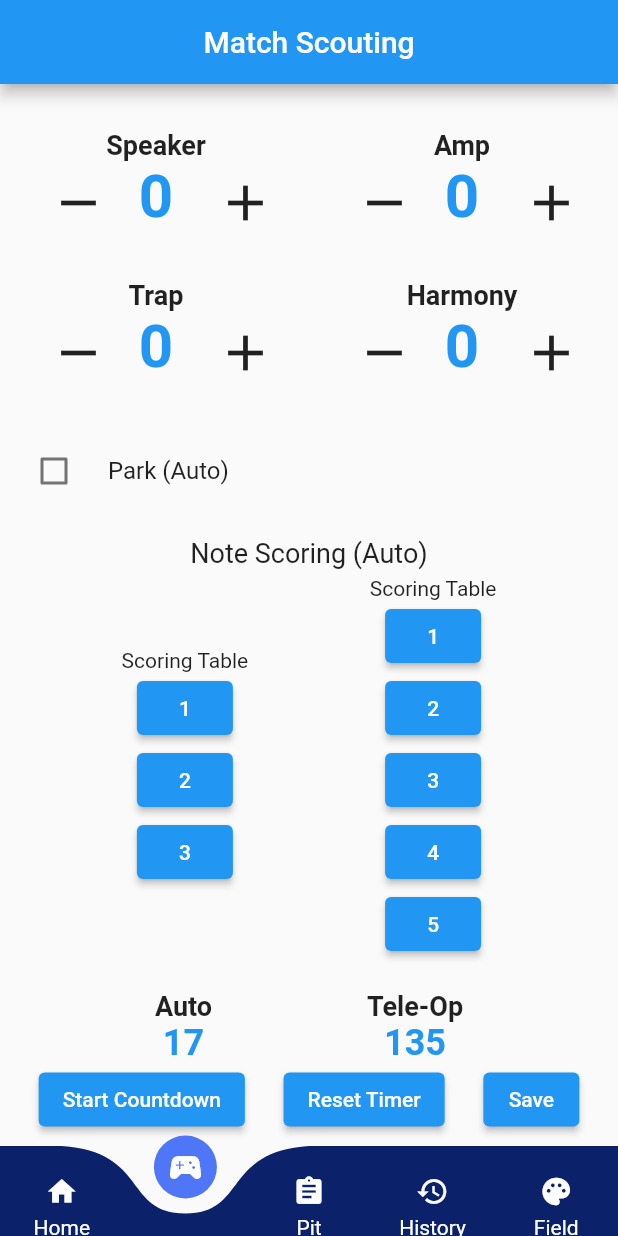
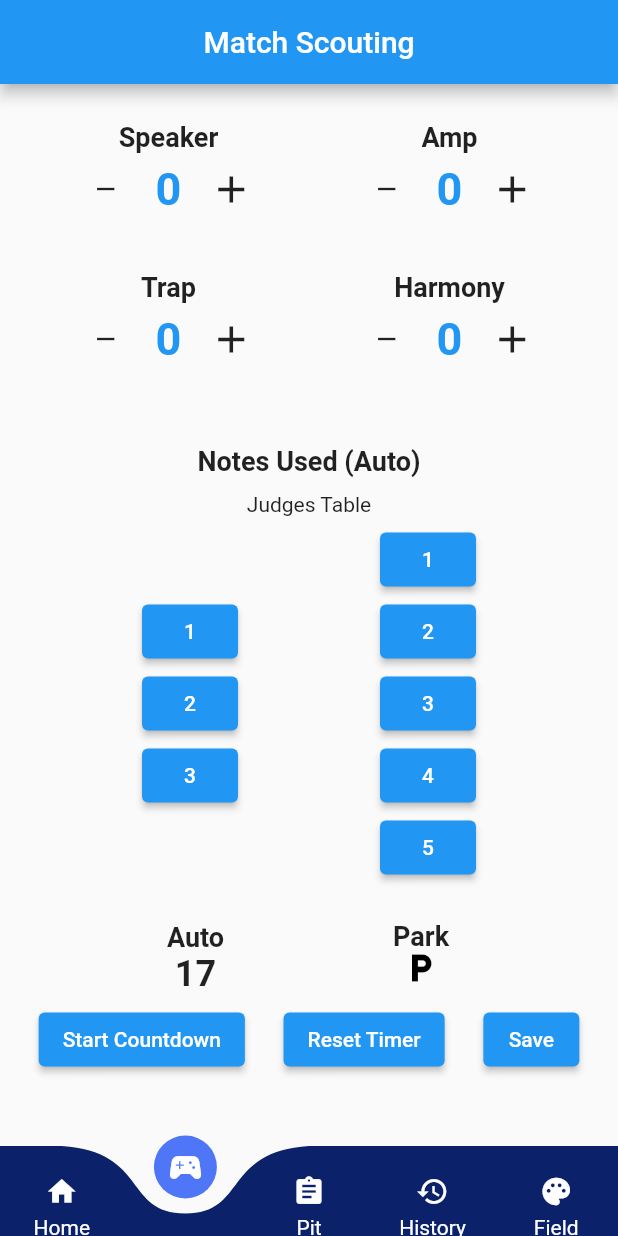
Before and after one commit to Team-Optix-3749/Optix-Scouting, a Flutter app: the screen it shows after launch, swiped to page 2, on a phone screen of 412 x 824 dp. Run offline on Flutter 3.47's test engine with Material 2 defaults, Android fonts, the phone set to English and light mode, and no system bars; drawn by our look-alikes of curved_navigation_bar; our stand-ins replace carousel_slider, dropdown_button2, flutter_slidable, gallery_saver, image_picker, permission_handler and 1 more; missing offline and left inert: flutter_octicons, image_painter; project files that could hold a hidden picture were left out.

Commit message:
rewrok ui

```diff
--- a/lib/pages/match.dart
+++ b/lib/pages/match.dart
@@ -167,7 +167,7 @@ class _MatchState extends State<Match> {
           mainAxisAlignment: MainAxisAlignment.center,
           crossAxisAlignment: CrossAxisAlignment.center,
           children: [
-            SizedBox(height: 30),
+            SizedBox(height: 25),
             Row(
               mainAxisAlignment: MainAxisAlignment.spaceEvenly,
               children: [
@@ -188,25 +188,6 @@ class _MatchState extends State<Match> {
                 _buildCounter("Harmony", harmonyCount),
               ],
             ),
-            Row(
-              mainAxisAlignment: MainAxisAlignment.center,
-              children: [
-                Flexible(
-                  fit: FlexFit.loose,
-                  child: CheckboxListTile(
-
-                    title: const Text("Park (Auto)"),
-                    value: park,
-                    onChanged: (newValue) {
-                      setState(() {
-                        park = newValue!;
-                      });
-                    },
-                    controlAffinity: ListTileControlAffinity.leading,
-                  ),
-                )
-              ],
-            ),
             if (_teleOpDuration > 25)
               NoteMapping(
                 threeNotes: _threeNotes,
@@ -224,8 +205,47 @@ class _MatchState extends State<Match> {
             Row(
               mainAxisAlignment: MainAxisAlignment.spaceEvenly,
               children: [
-                _buildTimer("Auto", _autoDuration),
-                _buildTimer("Tele-Op", _teleOpDuration),
+                if (isAuto)
+                  _buildTimer("Auto", _autoDuration)
+                else
+                  _buildTimer("Tele-Op", _teleOpDuration),
+                if (isAuto)
+                  Container(
+                    width: 40,
+                    height: 60,
+                    child: Stack(
+                      children: [
+                        const Positioned.fill(
+                          top: -30,
+                          child: Align(
+                            child: Text(
+                              "Park",
+                              style: TextStyle(
+                                fontSize: 18,
+                                fontWeight: FontWeight.bold,
+                              ),
+                            ),
+                          ),
+                        ),
+                        Positioned.fill(
+                          top: 12,
+                          child: IconButton(
+                            icon: Icon(
+                              Icons.local_parking,
+                              color: (park) ? Colors.blue : Colors.black,
+                            ),
+                            onPressed: () {
+                              setState(() {
+                                park = !park;
+                              });
+                            },
+
+                            // controlAffinity: ListTileControlAffinity.leading,
+                          ),
+                        ),
+                      ],
+                    ),
+                  ),
               ],
             ),
             Row(mainAxisAlignment: MainAxisAlignment.spaceEvenly, children: [
@@ -280,7 +300,7 @@ class _MatchState extends State<Match> {
 
   Widget _buildCounter(String label, int count) {
     return SizedBox(
-      width: 200,
+      width: 150,
       height: 100,
       child: Column(
         children: [
@@ -313,12 +333,12 @@ class _MatchState extends State<Match> {
                     }
                   });
                 },
-                icon: Icon(Icons.remove, size: 40),
+                icon: Icon(Icons.remove, size: 20),
               ),
               Text(
                 count.toString(),
                 style: TextStyle(
-                  fontSize: 40,
+                  fontSize: 30,
                   fontWeight: FontWeight.bold,
                   color: Colors.blue,
                 ),
@@ -345,7 +365,7 @@ class _MatchState extends State<Match> {
                     }
                   });
                 },
-                icon: Icon(Icons.add, size: 40),
+                icon: Icon(Icons.add, size: 30),
               ),
             ],
           ),
@@ -360,8 +380,7 @@ class _MatchState extends State<Match> {
         Text(label,
             style: TextStyle(fontSize: 18, fontWeight: FontWeight.bold)),
         Text(duration.toString(),
-            style: TextStyle(
-                fontSize: 24, fontWeight: FontWeight.bold, color: Colors.blue)),
+            style: TextStyle(fontSize: 24, fontWeight: FontWeight.bold)),
       ],
     );
   }
--- a/lib/pages/noteMapping.dart
+++ b/lib/pages/noteMapping.dart
@@ -10,11 +10,16 @@ class NoteMapping extends StatefulWidget {
   final Function setFiveNotes;
   final bool isRightSide;
 
-  const NoteMapping({super.key, required this.threeNotes, required this.fiveNotes, required this.setThreeNotes, required this.setFiveNotes, required this.isRightSide});
+  const NoteMapping(
+      {super.key,
+      required this.threeNotes,
+      required this.fiveNotes,
+      required this.setThreeNotes,
+      required this.setFiveNotes,
+      required this.isRightSide});
 }
 
 class _NoteMappingState extends State<NoteMapping> {
-
   @override
   Widget build(BuildContext context) {
     bool isRightSide = widget.isRightSide;
@@ -25,12 +30,15 @@ class _NoteMappingState extends State<NoteMapping> {
           padding:
               EdgeInsets.only(top: 16.0), // Adjust the top padding as needed
           child: Text(
-            'Note Scoring (Auto)',
+            'Notes Used (Auto)',
             style: TextStyle(
+              fontWeight: FontWeight.bold,
               fontSize: 18, // You can adjust the font size as needed
             ),
           ),
         ),
+        const SizedBox(height: 10),
+        const Text("Judges Table"),
         const SizedBox(height: 5),
         Row(
           mainAxisAlignment: MainAxisAlignment.spaceEvenly,
@@ -38,16 +46,25 @@ class _NoteMappingState extends State<NoteMapping> {
             Column(
               crossAxisAlignment: CrossAxisAlignment.center,
               children: [
-                const Text('Scoring Table'),
-                for (int i=1; i<=((!isRightSide)?5:3); i++)
-                  buildButtons([i], (!isRightSide) ? widget.fiveNotes : widget.threeNotes,  (!isRightSide) ? widget.setFiveNotes : widget.setThreeNotes),
+                for (int i = 1; i <= ((!isRightSide) ? 5 : 3); i++)
+                  buildButtons(
+                      [i],
+                      (!isRightSide) ? widget.fiveNotes : widget.threeNotes,
+                      (!isRightSide)
+                          ? widget.setFiveNotes
+                          : widget.setThreeNotes),
               ],
             ),
             Column(
               crossAxisAlignment: CrossAxisAlignment.center,
               children: [
-                const Text('Scoring Table'),
-                for (int i=1; i<=((isRightSide)?5:3); i++) buildButtons([i], (isRightSide) ? widget.fiveNotes : widget.threeNotes,  (isRightSide) ? widget.setFiveNotes : widget.setThreeNotes),
+                for (int i = 1; i <= ((isRightSide) ? 5 : 3); i++)
+                  buildButtons(
+                      [i],
+                      (isRightSide) ? widget.fiveNotes : widget.threeNotes,
+                      (isRightSide)
+                          ? widget.setFiveNotes
+                          : widget.setThreeNotes),
               ],
             ),
           ],
@@ -56,7 +73,8 @@ class _NoteMappingState extends State<NoteMapping> {
     );
   }
 
-  Widget buildButtons(List<int> numbers, List<int> notesList, Function setNotesList) {
+  Widget buildButtons(
+      List<int> numbers, List<int> notesList, Function setNotesList) {
     return Wrap(
       spacing: 8.0,
       runSpacing: 8.0,
```
Also changed, not shown: pubspec.lock, 5 other files.
